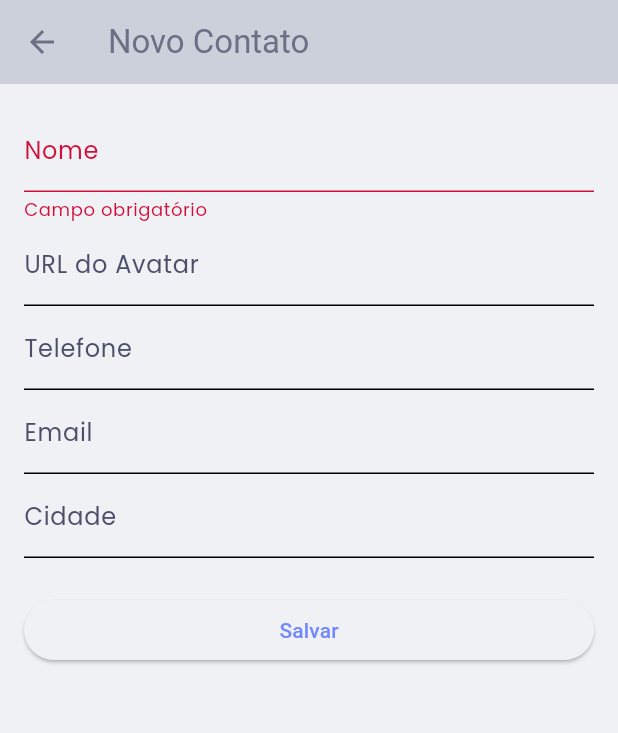
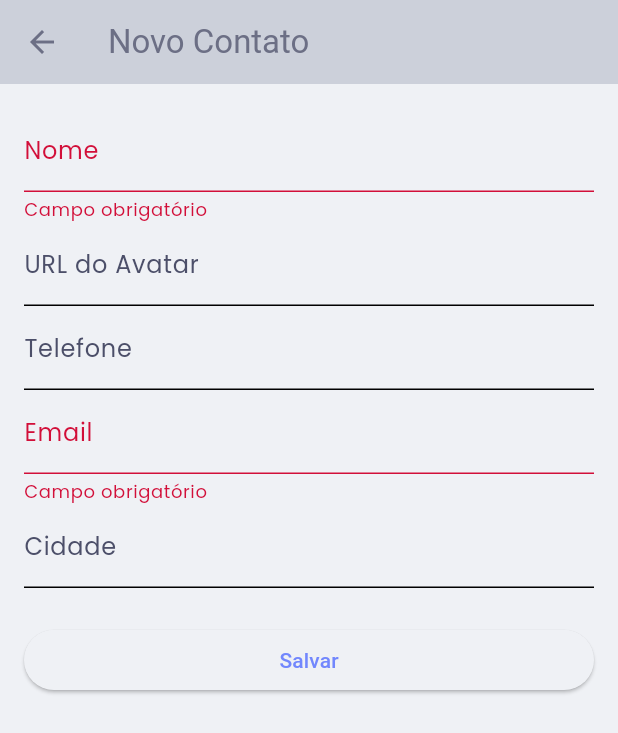
Before and after one commit to viniciusdias2902/contacts_app, a Flutter app: the ContactFormScreen screen opened directly, after a tap on "Salvar", on a phone screen of 412 x 824 dp. Shown: the top 733 px of the screen. Run offline on Flutter 3.47's test engine with Material 3 defaults, Android fonts, the phone set to English and light mode, and no system bars; our stand-ins replace flutter_multi_formatter, google_fonts; network calls fail.

Commit message:
feat: adds validation to the form

```diff
--- a/lib/ui/contacts/widgets/contacts_form_screen.dart
+++ b/lib/ui/contacts/widgets/contacts_form_screen.dart
@@ -1,6 +1,7 @@
 import 'package:contacts_app/domain/contact.dart';
 import 'package:contacts_app/ui/contacts/viewmodel/contact_view_model.dart';
 import 'package:flutter/material.dart';
+import 'package:flutter_multi_formatter/flutter_multi_formatter.dart';
 import 'package:provider/provider.dart';
 
 class ContactFormScreen extends StatefulWidget {
@@ -72,6 +73,17 @@ class _ContactFormScreenState extends State<ContactFormScreen> {
     }
   }
 
+  String? _validateEmail(String? value) {
+    if (value == null || value.trim().isEmpty) {
+      return 'Campo obrigatório';
+    }
+    final emailRegex = RegExp(r'^[\w\.-]+@[\w\.-]+\.\w+$');
+    if (!emailRegex.hasMatch(value.trim())) {
+      return 'Email inválido';
+    }
+    return null;
+  }
+
   @override
   Widget build(BuildContext context) {
     return Scaffold(
@@ -97,10 +109,19 @@ class _ContactFormScreenState extends State<ContactFormScreen> {
               TextFormField(
                 controller: _phoneController,
                 decoration: const InputDecoration(labelText: 'Telefone'),
+                keyboardType: TextInputType.phone,
+                inputFormatters: [
+                  PhoneInputFormatter(
+                    allowEndlessPhone: false,
+                    defaultCountryCode: 'BR',
+                  ),
+                ],
               ),
               TextFormField(
                 controller: _emailController,
                 decoration: const InputDecoration(labelText: 'Email'),
+                keyboardType: TextInputType.emailAddress,
+                validator: _validateEmail,
               ),
               TextFormField(
                 controller: _cityController,
--- a/pubspec.yaml
+++ b/pubspec.yaml
@@ -9,6 +9,7 @@ environment:
 dependencies:
   flutter:
     sdk: flutter
+  flutter_multi_formatter: ^2.13.7
   google_fonts: ^6.2.1
   http: ^1.4.0
   provider: ^6.1.5
```
Also changed, not shown: pubspec.lock.
